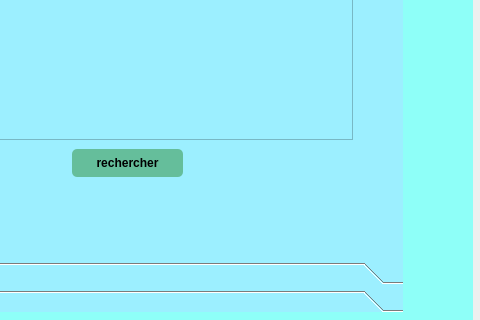
First picture: the form in Adherant/mainwindow.ui, repository azyyzme01/ASSOCIATION_D-AIDE, before the edit; both pictures show x 718 to 1198 and y 289 to 609 of the 1198 by 718 pixel window.
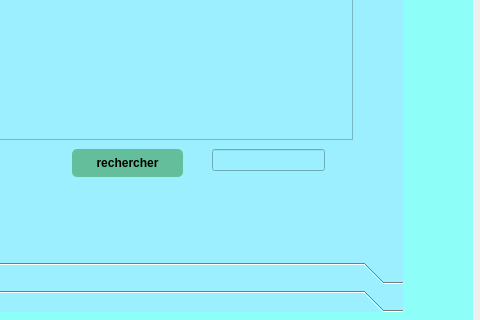
Second picture: the form after the edit. Icons and pictures are not drawn.

Diff of the .ui file:
```diff
--- a/Adherant/mainwindow.ui
+++ b/Adherant/mainwindow.ui
@@ -537,6 +537,16 @@
          </property>
         </item>
        </widget>
+       <widget class="QLineEdit" name="le_id_3">
+        <property name="geometry">
+         <rect>
+          <x>840</x>
+          <y>370</y>
+          <width>113</width>
+          <height>22</height>
+         </rect>
+        </property>
+       </widget>
       </widget>
       <widget class="QWidget" name="page_14">
        <property name="geometry">
```
Left out of the diff: 18 changed lines with no effect on the pictures.
